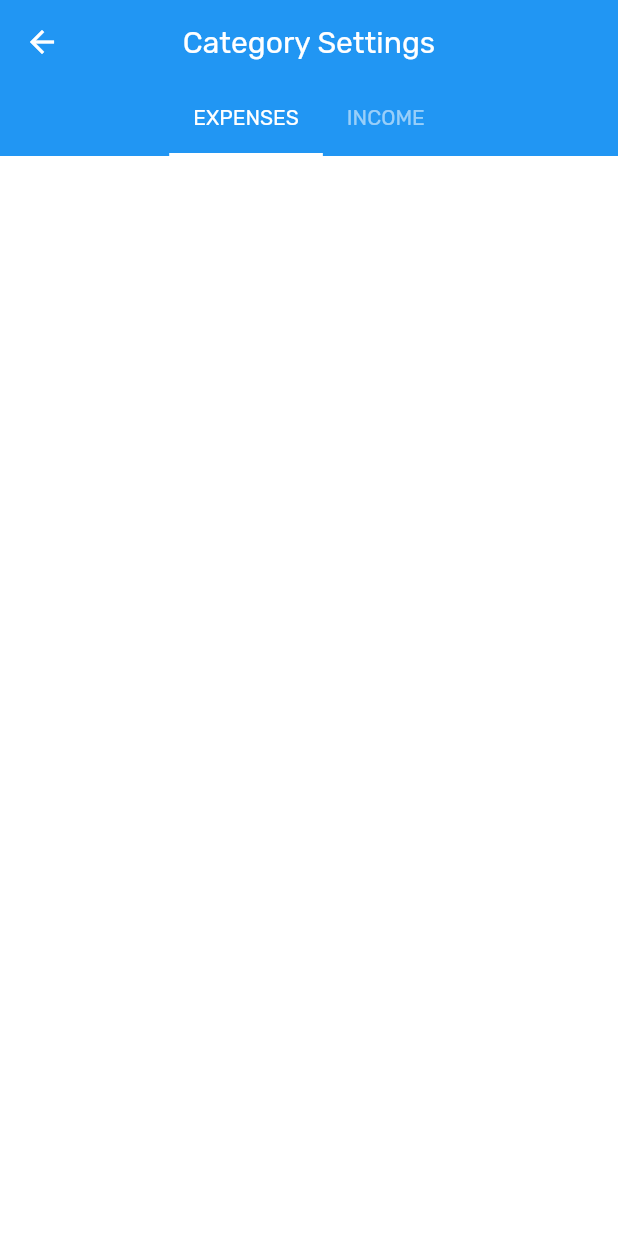
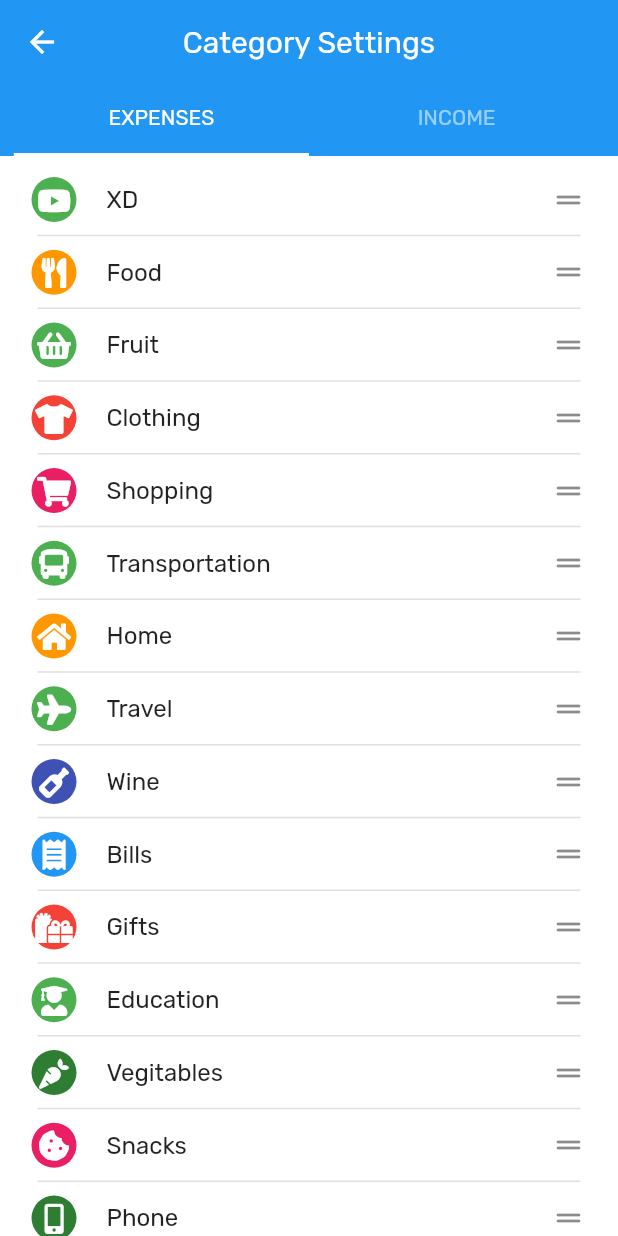
Before and after one commit to imcybergeek/budget, a Flutter app: the CategoryScreen screen opened directly with empty values, on a phone screen of 412 x 824 dp. Run offline on Flutter 3.47's test engine with Material 2 defaults, Android fonts, the phone set to English and light mode, and no system bars; our stand-ins replace font_awesome_flutter, percent_indicator.

Commit message:
Added Categories

```diff
--- a/lib/main.dart
+++ b/lib/main.dart
@@ -5,6 +5,7 @@ import 'package:flutter/services.dart';
 import 'package:percent_indicator/percent_indicator.dart';
 import 'route_generator.dart';
 import 'screens/app_drawer.dart';
+import 'screens/io.dart';
 
 void main() {
   runApp(MyApp());
@@ -451,7 +452,8 @@ class _MyHomePageState extends State<MyHomePage> {
                     children: [
                       Builder(
                         builder: (context) => CustomIcon(
-                          icon: Icons.menu_rounded,
+                          icon: FontAwesomeIcons.bars,
+                          size: 27,
                           func: () => Scaffold.of(context).openDrawer(),
                         ),
                       ),
@@ -648,19 +650,21 @@ class CustomText extends StatelessWidget {
 class CustomIcon extends StatelessWidget {
   final IconData icon;
   final VoidCallback func;
+  double size;
   CustomIcon({
     Key? key,
     required this.icon,
     required this.func,
+    this.size = 30,
   }) : super(key: key);
 
   @override
   Widget build(BuildContext context) {
     return IconButton(
-        padding: EdgeInsets.fromLTRB(10, 12, 10, 20),
+        padding: EdgeInsets.fromLTRB(15, 12, 10, 20),
         icon: Icon(
           icon,
-          size: 30,
+          size: size,
           color: Colors.grey[400],
         ),
         onPressed: () => func());
--- a/lib/screens/category_screen.dart
+++ b/lib/screens/category_screen.dart
@@ -1,9 +1,18 @@
+import 'package:budget/screens/io.dart';
 import 'package:flutter/material.dart';
+import 'package:budget/main.dart';
+import 'package:font_awesome_flutter/font_awesome_flutter.dart';
+import 'io.dart';
 
-class CategoryScreen extends StatelessWidget {
+class CategoryScreen extends StatefulWidget {
   final String data;
   const CategoryScreen({Key? key, required this.data}) : super(key: key);
 
+  @override
+  State<CategoryScreen> createState() => _CategoryScreenState();
+}
+
+class _CategoryScreenState extends State<CategoryScreen> {
   @override
   Widget build(BuildContext context) {
     return DefaultTabController(
@@ -19,19 +28,101 @@ class CategoryScreen extends StatelessWidget {
             labelColor: Colors.white,
             unselectedLabelColor: Colors.white54,
             tabs: [
-              Tab(
-                text: "EXPENSES",
+              SizedBox(
+                width: MediaQuery.of(context).size.width / 2.5,
+                child: Tab(
+                  text: "EXPENSES",
+                ),
               ),
-              Tab(
-                text: "INCOME",
+              SizedBox(
+                width: MediaQuery.of(context).size.width / 2.5,
+                child: Tab(
+                  text: "INCOME",
+                ),
               ),
             ],
           ),
         ),
         body: TabBarView(
-          children: [Text(data), Text(data)],
+          children: [
+            ReorderableListView(
+              onReorder: (oldIndex, newIndex) => setState(() {
+                final index = newIndex > oldIndex ? newIndex - 1 : newIndex;
+                final key = expense.removeAt(oldIndex);
+                expense.insert(index, key);
+              }),
+              padding: EdgeInsets.all(5),
+              children: [
+                for (final IO in expense)
+                  PopUpTile(
+                    key: ValueKey(IO.key),
+                    icon: IO.icon!,
+                    color: IO.color!,
+                    text: IO.text!,
+                  ),
+              ],
+            ),
+            ReorderableListView(
+              onReorder: (oldIndex, newIndex) => setState(() {
+                final index = newIndex > oldIndex ? newIndex - 1 : newIndex;
+                final key = income.removeAt(oldIndex);
+                income.insert(index, key);
+              }),
+              padding: EdgeInsets.all(5),
+              children: [
+                for (final IO in income)
+                  PopUpTile(
+                    key: ValueKey(IO.key),
+                    icon: IO.icon!,
+                    color: IO.color!,
+                    text: IO.text!,
+                  ),
+              ],
+            ),
+          ],
         ),
       ),
     );
   }
 }
+
+class PopUpTile extends StatelessWidget {
+  final IconData icon;
+  final Color color;
+  final String text;
+  const PopUpTile({
+    Key? key,
+    required this.icon,
+    required this.color,
+    required this.text,
+  }) : super(key: key);
+
+  @override
+  Widget build(BuildContext context) {
+    return Column(
+      children: [
+        ListTile(
+          horizontalTitleGap: 10,
+          dense: true,
+          leading: Container(
+            height: 30,
+            width: 30,
+            decoration: BoxDecoration(
+                color: color, borderRadius: BorderRadius.circular(50)),
+            child: Icon(
+              icon,
+              size: 20,
+              color: Colors.white,
+            ),
+          ),
+          title: CustomText(
+            text: text,
+            size: 16,
+          ),
+          trailing: Icon(Icons.drag_handle_rounded),
+        ),
+        Div(),
+      ],
+    );
+  }
+}
--- a/lib/screens/edit_IO_screen.dart
+++ b/lib/screens/edit_IO_screen.dart
@@ -90,7 +90,7 @@ class EditIOScreen extends StatelessWidget {
                   ),
                   Div(),
                   optionTile(
-                    leading: Icons.receipt_rounded,
+                    leading: Icons.note_alt_outlined,
                     text: "Remark",
                     trailing: "swiggy paneer",
                   ),
@@ -114,6 +114,7 @@ class EditIOScreen extends StatelessWidget {
                   CustomText(
                     text: "EDIT",
                     size: 15,
+                    color: Colors.white,
                     weight: FontWeight.w600,
                   ),
                 ],
--- a/lib/screens/first_page.dart
+++ b/lib/screens/first_page.dart
@@ -7,9 +7,8 @@ class FirstPage extends StatelessWidget {
 
   @override
   Widget build(BuildContext context) {
-    return SingleChildScrollView(
+    return ListView(
       padding: EdgeInsets.all(5),
-      child: Column(
       children: [
         PopUpTile(
           icon: FontAwesomeIcons.youtube,
@@ -67,7 +66,6 @@ class FirstPage extends StatelessWidget {
           text: "XD",
         ),
       ],
-      ),
     );
   }
 }
--- /dev/null
+++ b/lib/screens/io.dart
@@ -0,0 +1,165 @@
+import 'package:flutter/material.dart';
+import 'package:font_awesome_flutter/font_awesome_flutter.dart';
+
+class IO {
+  int? io;
+  String? text;
+  IconData? icon;
+  Color? color;
+  int? key;
+
+  IO({this.key, this.io, this.text, this.icon, this.color});
+}
+
+List<IO> expense = [
+  IO(key: 1, text: "XD", icon: FontAwesomeIcons.youtube, color: Colors.green),
+  IO(
+      key: 2,
+      text: "Food",
+      icon: FontAwesomeIcons.utensils,
+      color: Colors.orange),
+  IO(
+      key: 3,
+      text: "Fruit",
+      icon: FontAwesomeIcons.shoppingBasket,
+      color: Colors.green),
+  IO(
+      key: 4,
+      text: "Clothing",
+      icon: FontAwesomeIcons.tshirt,
+      color: Colors.red),
+  IO(
+      key: 5,
+      text: "Shopping",
+      icon: FontAwesomeIcons.shoppingCart,
+      color: Colors.pink),
+  IO(
+      key: 6,
+      text: "Transportation",
+      icon: FontAwesomeIcons.bus,
+      color: Colors.green),
+  IO(key: 7, text: "Home", icon: FontAwesomeIcons.home, color: Colors.orange),
+  IO(key: 8, text: "Travel", icon: FontAwesomeIcons.plane, color: Colors.green),
+  IO(
+      key: 9,
+      text: "Wine",
+      icon: FontAwesomeIcons.wineBottle,
+      color: Colors.indigo),
+  IO(
+      key: 10,
+      text: "Bills",
+      icon: FontAwesomeIcons.receipt,
+      color: Colors.blue),
+  IO(key: 11, text: "Gifts", icon: FontAwesomeIcons.gifts, color: Colors.red),
+  IO(
+      key: 12,
+      text: "Education",
+      icon: FontAwesomeIcons.userGraduate,
+      color: Colors.green),
+  IO(
+      key: 13,
+      text: "Vegitables",
+      icon: FontAwesomeIcons.carrot,
+      color: Colors.green.shade800),
+  IO(
+      key: 14,
+      text: "Snacks",
+      icon: FontAwesomeIcons.cookieBite,
+      color: Colors.pink),
+  IO(
+      key: 15,
+      text: "Phone",
+      icon: FontAwesomeIcons.mobileAlt,
+      color: Colors.green.shade800),
+  IO(
+      key: 16,
+      text: "Baby",
+      icon: FontAwesomeIcons.babyCarriage,
+      color: Colors.green),
+  IO(
+      key: 17,
+      text: "Sport",
+      icon: FontAwesomeIcons.volleyballBall,
+      color: Colors.blue),
+  IO(
+      key: 18,
+      text: "Tax",
+      icon: FontAwesomeIcons.fileInvoiceDollar,
+      color: Colors.green),
+  IO(
+      key: 19,
+      text: "Electronics",
+      icon: FontAwesomeIcons.laptop,
+      color: Colors.blue),
+  IO(
+      key: 20,
+      text: "Health",
+      icon: FontAwesomeIcons.heartbeat,
+      color: Colors.red),
+  IO(
+      key: 21,
+      text: "Entertainment",
+      icon: FontAwesomeIcons.film,
+      color: Colors.indigo),
+  IO(key: 22, text: "Car", icon: FontAwesomeIcons.car, color: Colors.purple),
+  IO(
+      key: 23,
+      text: "Social",
+      icon: FontAwesomeIcons.users,
+      color: Colors.purple),
+  IO(
+      key: 24,
+      text: "Insurance",
+      icon: FontAwesomeIcons.carCrash,
+      color: Colors.purple),
+  IO(
+      key: 25,
+      text: "Office",
+      icon: FontAwesomeIcons.building,
+      color: Colors.blue),
+  IO(key: 26, text: "Book", icon: FontAwesomeIcons.book, color: Colors.indigo),
+  IO(
+      key: 27,
+      text: "Cigarette",
+      icon: FontAwesomeIcons.smoking,
+      color: Colors.red),
+  IO(key: 28, text: "Pet", icon: FontAwesomeIcons.paw, color: Colors.red),
+  IO(
+      key: 29,
+      text: "Beauty",
+      icon: FontAwesomeIcons.handSparkles,
+      color: Colors.pink),
+  IO(
+      key: 30,
+      text: "Hamburger",
+      icon: FontAwesomeIcons.hamburger,
+      color: Colors.red),
+];
+
+List<IO> income = [
+  IO(key: 1, text: "Rental", icon: FontAwesomeIcons.home, color: Colors.blue),
+  IO(key: 2, text: "Grants", icon: FontAwesomeIcons.gift, color: Colors.green),
+  IO(
+      key: 3,
+      text: "Dividents",
+      icon: FontAwesomeIcons.chartLine,
+      color: Colors.green),
+  IO(
+      key: 4,
+      text: "Refunds",
+      icon: FontAwesomeIcons.undoAlt,
+      color: Colors.purple),
+  IO(key: 5, text: "Salary", icon: FontAwesomeIcons.wallet, color: Colors.red),
+  IO(key: 6, text: "Sale", icon: FontAwesomeIcons.tags, color: Colors.indigo),
+  IO(
+      key: 7,
+      text: "Awards",
+      icon: FontAwesomeIcons.handHoldingUsd,
+      color: Colors.orange),
+  IO(
+      key: 8,
+      text: "Coupons",
+      icon: FontAwesomeIcons.moneyBillWave,
+      color: Colors.pink),
+  IO(key: 9, text: "Others", icon: FontAwesomeIcons.shapes, color: Colors.red),
+];
```
Lines whose indentation alone changed are shown as unchanged.
